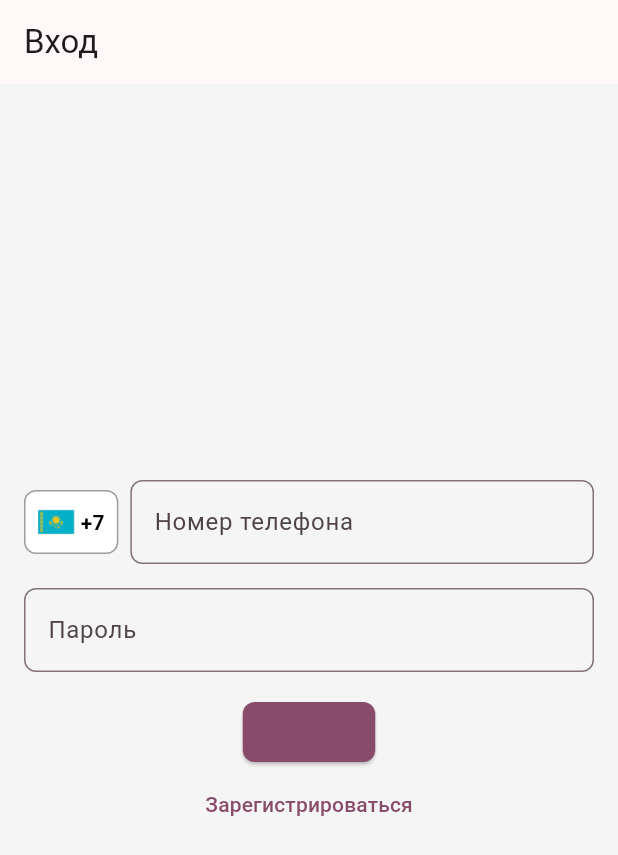
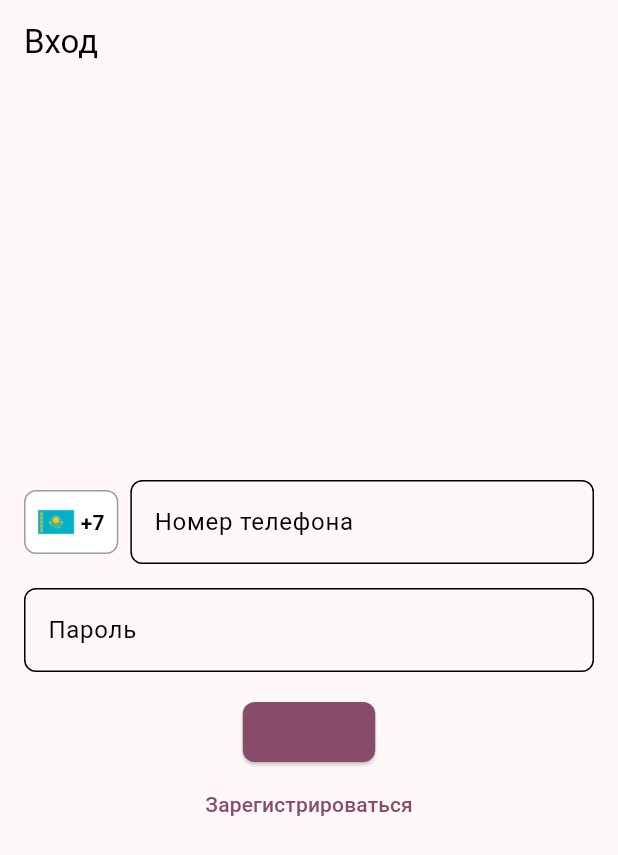
Before and after one commit to BBTOraz/beauty_nest, a Flutter app: the screen it shows after launch, on a phone screen of 412 x 824 dp. Shown: the top 855 px of the screen. Run offline on Flutter 3.47's test engine with Material 3 defaults, Android fonts, the phone set to English and light mode, and no system bars; our stand-ins replace cloud_firestore, firebase_auth, firebase_core, get_it, go_router, persistent_bottom_nav_bar; missing offline and left inert: m3_carousel; accounts and stored records are empty.

Commit message:
добавил заказ на дом, исправил некоторые ошибки

```diff
--- a/lib/app_theme.dart
+++ b/lib/app_theme.dart
@@ -9,6 +9,7 @@ class AppColors {
   static const onPrimary = Color(0xFFffffff);
   static const onSecondary = Color(0xFFffffff);
   static const onTertiary = Color(0xFFffffff);
+  static const onPrimaryContainer = Color(0xFF6d3352);
   static const primaryContainer = Color(0xFFffd8e8);
   static const secondaryContainer = Color(0xFFfdd9e7);
   static const tertiaryContainer = Color(0xFFffdbc8);
@@ -16,28 +17,41 @@ class AppColors {
   static const surfaceDim = Color(0xFFe5d6db);
   static const surface = Color(0xFFfff8f8);
   static const surfaceBright = Color(0xFFfff8f8);
-  static const background = Color(0xFFF5F5F5);
+  static const surface_2 = Color(0xFFF5F5F5);
   static const textPrimary = Color(0xFF000000);
+  static const overlay = Color(0x66000000);
+  static const Color success = Colors.green;
 }
 
 class AppTheme {
   static final lightTheme = ThemeData(
-    colorScheme: ColorScheme.fromSeed(
-      seedColor: AppColors.primary,
-
+    brightness: Brightness.light,
+    colorScheme: ColorScheme(
+      brightness: Brightness.light,
       primary: AppColors.primary,
+      onPrimary: AppColors.onPrimary,
+      primaryContainer: AppColors.primaryContainer,
       secondary: AppColors.secondary,
+      onSecondary: AppColors.onSecondary,
+      secondaryContainer: AppColors.secondaryContainer,
+      tertiary: AppColors.tertiary,
+      onTertiary: AppColors.onTertiary,
+      tertiaryContainer: AppColors.tertiaryContainer,
       error: AppColors.error,
-      background: AppColors.background,
+      onError: AppColors.onErrorContainer,
+      onSurfaceVariant: AppColors.textPrimary,
+      surface: AppColors.surface,
+      onSurface: AppColors.textPrimary,
+      surfaceContainerHighest: AppColors.surfaceDim,
     ),
-    scaffoldBackgroundColor: AppColors.background,
+    scaffoldBackgroundColor: AppColors.surface,
     textTheme: const TextTheme(
       bodyLarge: TextStyle(color: AppColors.textPrimary),
       bodyMedium: TextStyle(color: AppColors.textPrimary),
     ),
     inputDecorationTheme: InputDecorationTheme(
       border: OutlineInputBorder(
-        borderRadius: BorderRadius.circular(8.0),
+        borderRadius: BorderRadius.all(Radius.circular(8.0)),
       ),
     ),
     elevatedButtonTheme: ElevatedButtonThemeData(
--- a/lib/viewmodels/user_model.dart
+++ b/lib/model/user_model.dart
@@ -7,6 +7,7 @@ class UserModel {
   final String lastName;
   final String city;
   final String phone;
+  final String address;
 
   UserModel({
     required this.uid,
@@ -15,6 +16,7 @@ class UserModel {
     required this.lastName,
     required this.city,
     required this.phone,
+    required this.address,
   });
 
   factory UserModel.fromFirestore(DocumentSnapshot doc) {
@@ -25,7 +27,8 @@ class UserModel {
       firstName: data['firstName'] ?? '',
       lastName: data['lastName'] ?? '',
       city: data['city'] ?? '',
-      phone: data['phone'] ?? ''
+      phone: data['phone'] ?? '',
+      address: data['address'] ?? '',
     );
   }
 
@@ -35,7 +38,8 @@ class UserModel {
       'firstName': firstName,
       'lastName': lastName,
       'city': city,
-      'phone': phone
+      'phone': phone,
+      'address': address,
     };
   }
 }
--- a/lib/routes/app_router.dart
+++ b/lib/routes/app_router.dart
@@ -3,7 +3,6 @@ import 'package:beauty_nest/widgets/app_shell.dart';
 import 'package:go_router/go_router.dart';
 import '../views/login_screen.dart';
 import '../views/registration_screen.dart';
-import '../views/main_screen.dart';
 import '../viewmodels/auth_view_model.dart';
 import '../views/splash_screen.dart';
 
--- a/lib/service_locator.dart
+++ b/lib/service_locator.dart
@@ -2,7 +2,6 @@
 import 'package:get_it/get_it.dart';
 import 'services/auth_service.dart';
 import 'repositories/user_repository.dart';
-import 'services/storage_service.dart';
 
 final GetIt locator = GetIt.instance;
 
@@ -10,5 +9,4 @@ void setupServiceLocator() {
   locator.registerLazySingleton<AuthService>(() => FirebaseAuthService());
   locator.registerLazySingleton<UserRepository>(
           () => FirebaseUserRepository(locator<AuthService>()));
-  locator.registerLazySingleton<StorageService>(() => FirebaseStorageService());
 }
--- a/lib/views/registration_screen.dart
+++ b/lib/views/registration_screen.dart
@@ -18,7 +18,6 @@ class _RegistrationScreenState extends State<RegistrationScreen> {
   final TextEditingController _passwordController = TextEditingController();
   final TextEditingController _confirmPasswordController = TextEditingController();
 
-  //todo Вынести список городов в отдельный файл
   String _selectedCity = 'Алматы';
   final List<String> _cities = ['Алматы', 'Астана'];
 
```
Also changed, not shown: lib/services/storage_service.dart (deleted, +0 -24 lines), lib/viewmodels/auth_view_model.dart (+10 -1 lines), lib/views/main_screen.dart (+19 -9 lines), lib/widgets/app_shell.dart (+13 -8 lines), lib/widgets/custom_snackbar.dart (+8 -7 lines), lib/widgets/custom_top_app_bar.dart (+5 -4 lines), lib/widgets/top_bar.dart (deleted, +0 -37 lines), lib/widgets/uncotained_discount_carousel.dart (renamed from lib/widgets/uncotained_carousel.dart, +9 -10 lines), pubspec.yaml (+7 -0 lines), pubspec.lock, 1 other file.
